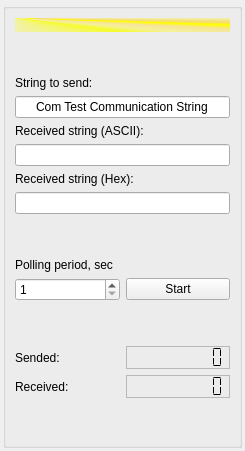
Old version of the form comworkview.ui in the repository igorf7/DeviceLinkTest.
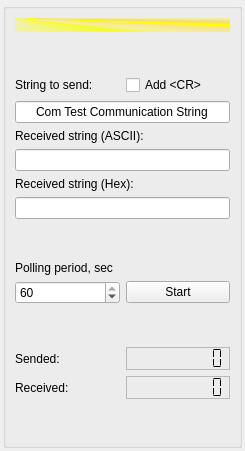
New version of the form.

Diff of the .ui file:
```diff
--- a/comworkview.ui
+++ b/comworkview.ui
@@ -31,7 +31,7 @@
      <property name="title">
       <string/>
      </property>
-     <layout class="QVBoxLayout" name="verticalLayout_6">
+     <layout class="QVBoxLayout" name="verticalLayout_2">
       <item>
        <widget class="QLabel" name="workHeadLabel">
         <property name="styleSheet">
@@ -63,7 +63,7 @@
       <item>
        <layout class="QVBoxLayout" name="verticalLayout">
         <item>
-         <layout class="QVBoxLayout" name="verticalLayout_3">
+         <layout class="QHBoxLayout" name="horizontalLayout">
           <item>
            <widget class="QLabel" name="label_4">
             <property name="text">
@@ -72,6 +72,15 @@
            </widget>
           </item>
           <item>
+           <widget class="QCheckBox" name="crCheckBox">
+            <property name="text">
+             <string>Add &lt;CR&gt;</string>
+            </property>
+           </widget>
+          </item>
+         </layout>
+        </item>
+        <item>
            <widget class="QLineEdit" name="reqLineEdit">
             <property name="text">
              <string>Com Test Communication String</string>
@@ -118,8 +127,6 @@
           </item>
          </layout>
         </item>
-       </layout>
-      </item>
       <item>
        <spacer name="verticalSpacer_2">
         <property name="orientation">
@@ -153,7 +160,7 @@
              <number>60</number>
             </property>
             <property name="value">
-             <number>1</number>
+             <number>60</number>
             </property>
            </widget>
           </item>
```
Lines whose indentation alone changed are shown as unchanged.
